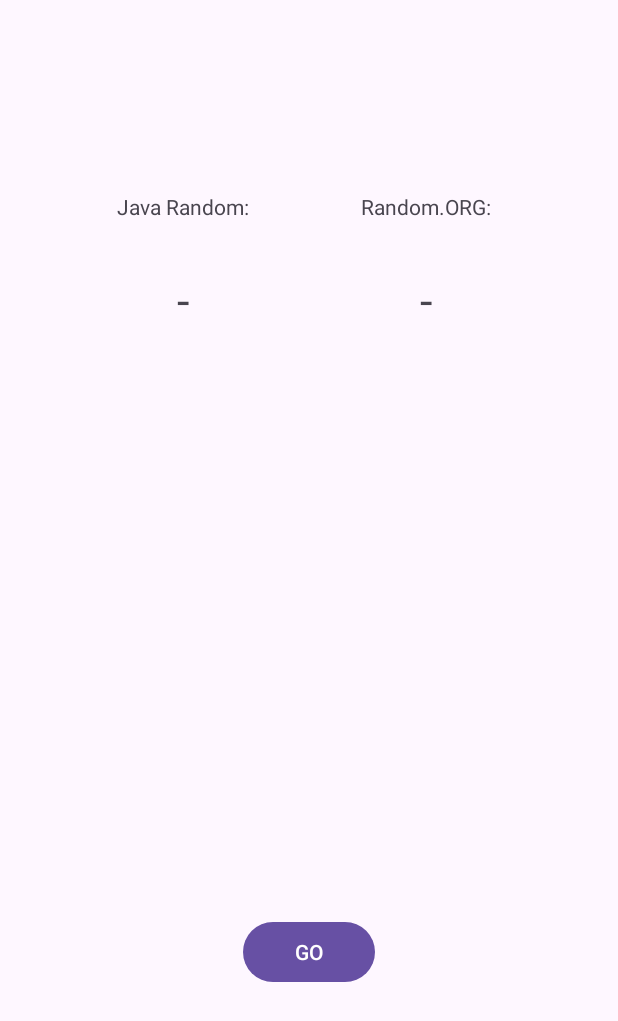
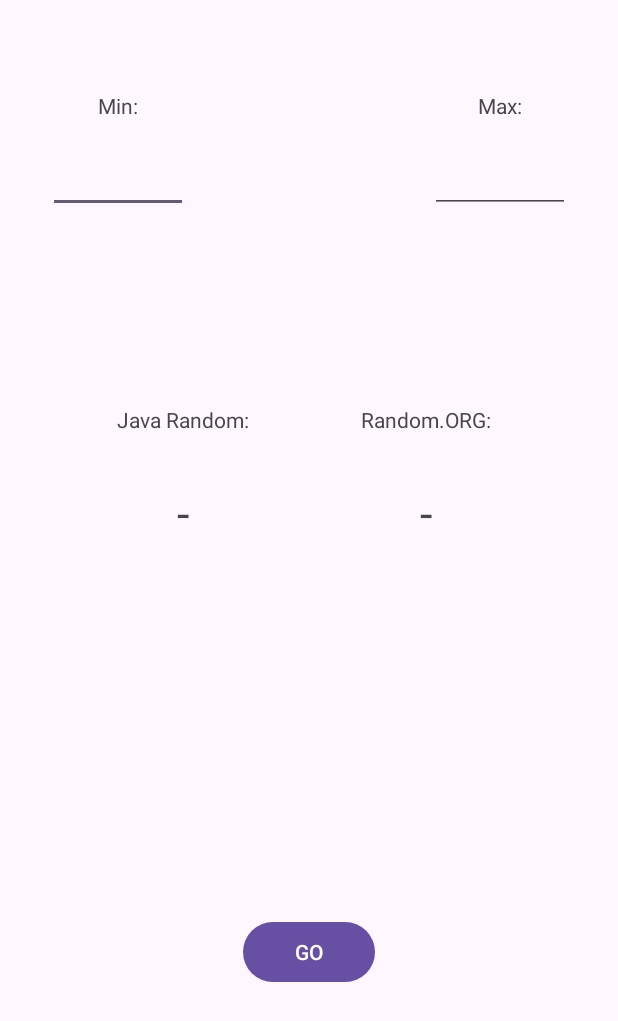
Before and after one commit to Novke/PocketRNG, an Android app: the screen it shows after launch (MainActivity), on a phone screen of 412 x 824 dp. Shown: the top 1021 px of the screen. Run offline under Robolectric (Android 15) with nearby library versions, the phone set to English and light mode, and no system bars.

Commit message:
added input textfields

```diff
--- a/app/src/main/res/layout/activity_main.xml
+++ b/app/src/main/res/layout/activity_main.xml
@@ -5,6 +5,18 @@
     android:layout_width="match_parent"
     android:layout_height="match_parent"
     tools:context=".MainActivity">
+
+    <EditText
+        android:id="@+id/txtMin"
+        android:layout_width="93dp"
+        android:layout_height="46dp"
+        android:layout_marginStart="32dp"
+        android:layout_marginTop="96dp"
+        android:ems="10"
+        android:inputType="number"
+        android:textAlignment="center"
+        app:layout_constraintStart_toStartOf="parent"
+        app:layout_constraintTop_toTopOf="parent" />
 
     <TextView
         android:id="@+id/txtJava"
@@ -15,7 +27,7 @@
         app:layout_constraintEnd_toEndOf="parent"
         app:layout_constraintHorizontal_bias="0.24"
         app:layout_constraintStart_toStartOf="parent"
-        app:layout_constraintTop_toTopOf="parent" />
+        app:layout_constraintTop_toBottomOf="@+id/txtMin" />
 
     <TextView
         android:id="@+id/txtRandomOrg"
@@ -59,4 +71,34 @@
         app:layout_constraintBottom_toBottomOf="parent"
         app:layout_constraintEnd_toEndOf="parent"
         app:layout_constraintStart_toStartOf="parent" />
+
+    <EditText
+        android:id="@+id/txtMax"
+        android:layout_width="93dp"
+        android:layout_height="46dp"
+        android:layout_marginEnd="32dp"
+        android:ems="10"
+        android:inputType="number"
+        android:textAlignment="center"
+        app:layout_constraintEnd_toEndOf="parent"
+        app:layout_constraintTop_toTopOf="@+id/txtMin" />
+
+    <TextView
+        android:id="@+id/textView5"
+        android:layout_width="wrap_content"
+        android:layout_height="wrap_content"
+        android:layout_marginBottom="16dp"
+        android:text="Min:"
+        app:layout_constraintBottom_toTopOf="@+id/txtMin"
+        app:layout_constraintEnd_toEndOf="@+id/txtMin"
+        app:layout_constraintStart_toStartOf="@+id/txtMin" />
+
+    <TextView
+        android:id="@+id/textView6"
+        android:layout_width="wrap_content"
+        android:layout_height="wrap_content"
+        android:text="Max:"
+        app:layout_constraintEnd_toEndOf="@+id/txtMax"
+        app:layout_constraintStart_toStartOf="@+id/txtMax"
+        app:layout_constraintTop_toTopOf="@+id/textView5" />
 </androidx.constraintlayout.widget.ConstraintLayout>
```
